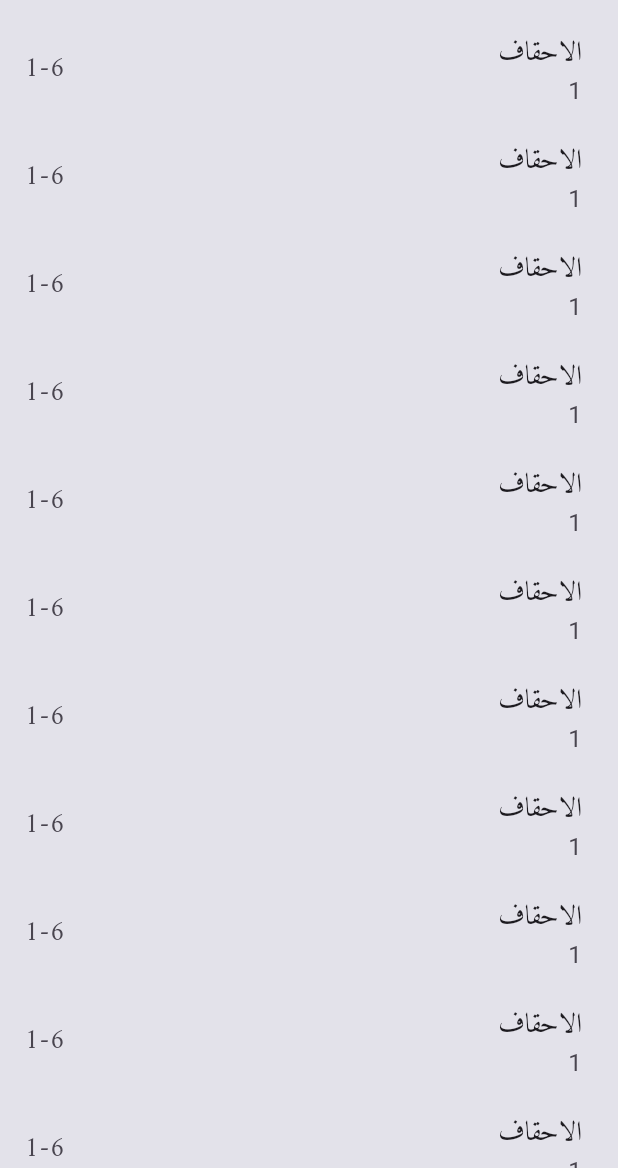
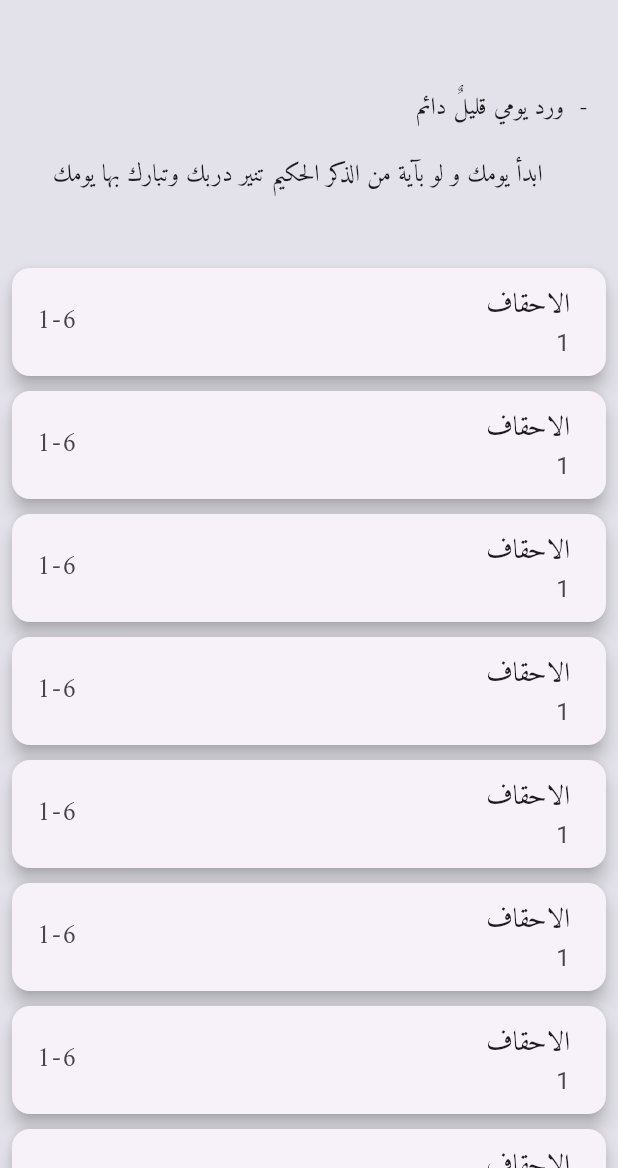
Before and after one commit to taha-majdlawi/werd_yawme_last_5_sections, a Flutter app: the screen it shows after launch, on a phone screen of 412 x 824 dp, the part 68-1236 px from its top. Run offline on Flutter 3.47's test engine with Material 3 defaults, Android fonts, the phone set to English and light mode, and no system bars; our stand-ins replace shared_preferences.

Commit message:
create custom text for home page

```diff
--- a/lib/screens/home_page.dart
+++ b/lib/screens/home_page.dart
@@ -2,6 +2,7 @@ import 'package:flutter/material.dart';
 import 'package:lastfivesectionsofquran/screens/change_font_size_screen.dart';
 import 'package:lastfivesectionsofquran/widgets/custom_drawer.dart';
 import 'package:lastfivesectionsofquran/widgets/custom_surah_list_tile.dart';
+import 'package:lastfivesectionsofquran/widgets/custom_text_home_page.dart';
 import 'package:url_launcher/url_launcher.dart';
 
 class HomePage extends StatelessWidget {
@@ -33,10 +34,18 @@ class HomePage extends StatelessWidget {
         isDarkMode: isDarkMode,
         onThemeChanged: onThemeChanged,
       ),
-      body: ListView.builder(
-        itemBuilder: (context, index) {
-          return CustomSurahListTile();
-        },
+      body: CustomScrollView(
+        slivers: [
+          SliverToBoxAdapter(child: CustomeTextForHomePage()),
+          SliverList(
+            delegate: SliverChildBuilderDelegate(
+              (context, index) {
+                return CustomSurahListTile();
+              },
+              childCount: 10, // Replace with your actual list length
+            ),
+          ),
+        ],
       ),
     );
   }
--- a/lib/widgets/custom_surah_list_tile.dart
+++ b/lib/widgets/custom_surah_list_tile.dart
@@ -1,15 +1,14 @@
-
-
 import 'package:flutter/material.dart';
 
 class CustomSurahListTile extends StatelessWidget {
-  const CustomSurahListTile({
-    super.key,
-  });
+  const CustomSurahListTile({super.key});
 
   @override
   Widget build(BuildContext context) {
-    return ListTile(
+    return Card(
+      margin: EdgeInsets.only(left: 8, right: 8, bottom: 10),
+      elevation: 5,
+      child: ListTile(
         leading: Text(
           '1-6',
           style: TextStyle(fontFamily: 'Amiri', fontSize: 18),
@@ -20,6 +19,7 @@ class CustomSurahListTile extends StatelessWidget {
           style: TextStyle(fontFamily: 'Amiri', fontSize: 18),
         ),
         subtitle: Text(textAlign: TextAlign.right, '1'),
+      ),
     );
   }
 }
--- /dev/null
+++ b/lib/widgets/custom_text_home_page.dart
@@ -0,0 +1,35 @@
+
+import 'package:flutter/material.dart';
+
+class CustomeTextForHomePage extends StatelessWidget {
+  const CustomeTextForHomePage({super.key});
+
+  @override
+  Widget build(BuildContext context) {
+    return Column(
+      children: [
+        Row(
+          mainAxisAlignment: MainAxisAlignment.end,
+          children: [
+            Padding(
+              padding: const EdgeInsets.only(top: 50.0, right: 20, bottom: 10),
+              child: Text(
+                textAlign: TextAlign.right,
+                "ورد يومي قليلٌ دائم  -",
+                style: TextStyle(fontFamily: 'Amiri'),
+              ),
+            ),
+          ],
+        ),
+        Padding(
+          padding: const EdgeInsets.only(top: 12.0, right: 20, bottom: 50),
+          child: Text(
+            textAlign: TextAlign.right,
+            " ابدأ يومك و لو بآية من الذكر الحكيم تنير دربك وتبارك بها يومك",
+            style: TextStyle(fontFamily: 'Amiri'),
+          ),
+        ),
+      ],
+    );
+  }
+}
```
Also changed, not shown: lib/constants.dart (added). Lines whose indentation alone changed are shown as unchanged.
